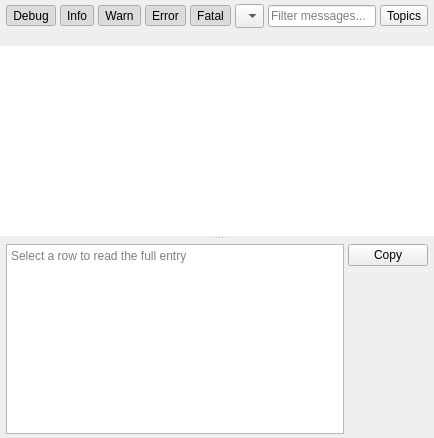
PlotJuggler/pj-official-plugins, file widget_log/log_viewer.ui: the form before one commit.
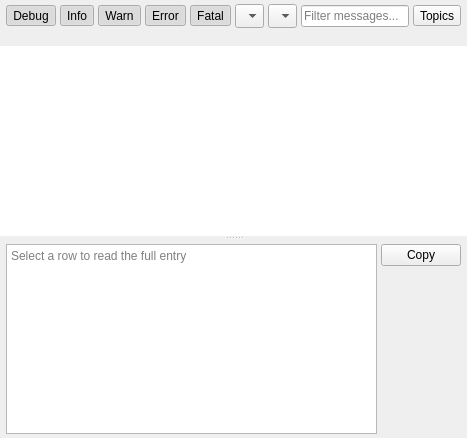
The form after the commit. The open tabs and pages were chosen to show the change.

Commit message: feat(widget_log): category column and filter; use the SDK's FakeWidgetHost

What changed in the file:
```diff
--- a/widget_log/log_viewer.ui
+++ b/widget_log/log_viewer.ui
@@ -135,6 +135,19 @@
            </property>
           </widget>
          </item>
+         <item>
+          <widget class="QComboBox" name="categoryCombo">
+           <property name="minimumWidth">
+            <number>120</number>
+           </property>
+           <property name="toolTip">
+            <string>Show only entries of one category</string>
+           </property>
+           <property name="sizeAdjustPolicy">
+            <enum>QComboBox::AdjustToMinimumContentsLengthWithIcon</enum>
+           </property>
+          </widget>
+         </item>
          <item>
           <widget class="QLineEdit" name="filterEdit">
            <property name="placeholderText">
```
The commit also changes 20 other files.
